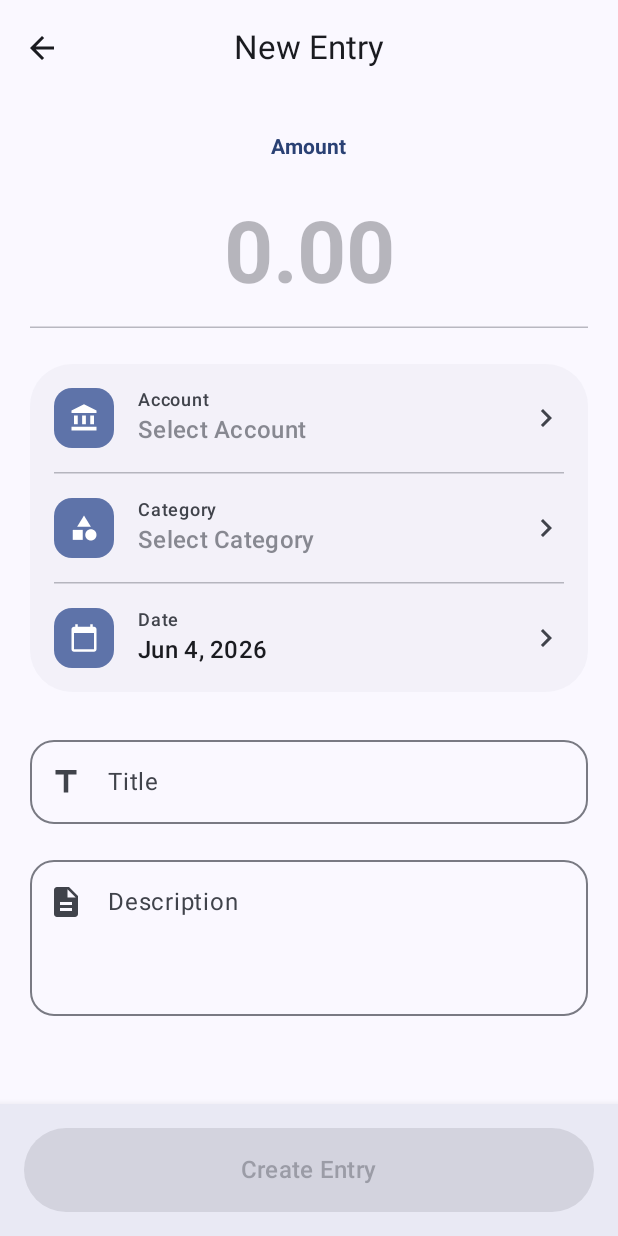
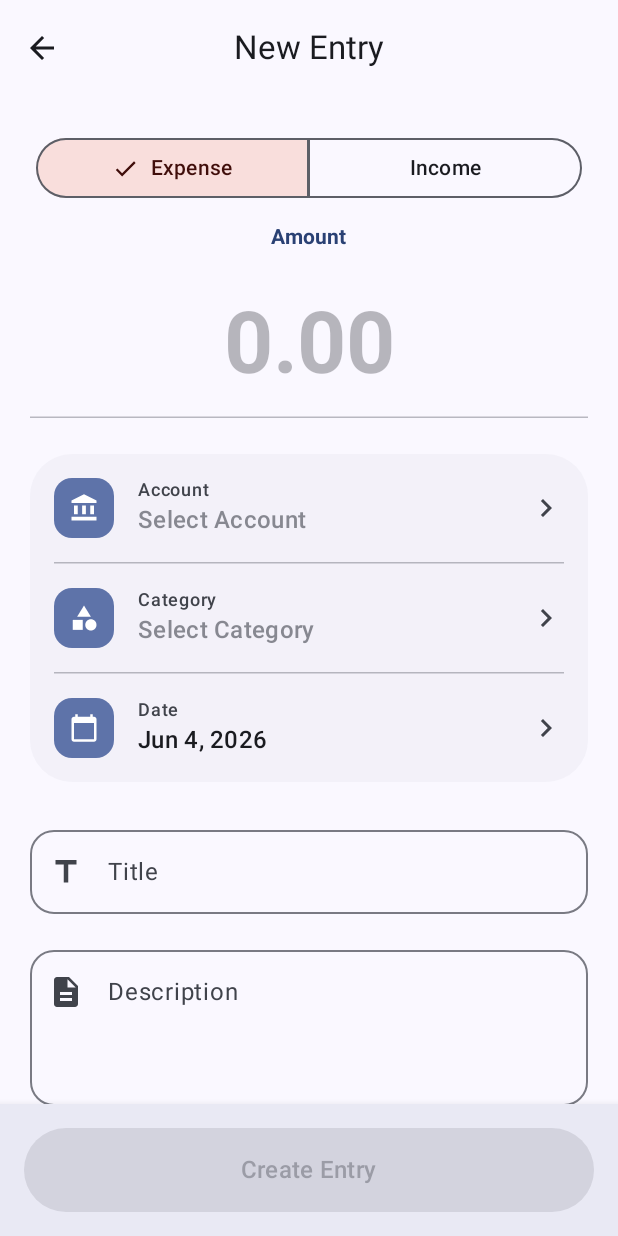
Before and after one commit to crqch/sunder, an Android app built with Jetpack Compose: the composable CreateEntryScreen shown on its own in the app's theme, on a phone screen of 412 x 824 dp. Run offline under Robolectric (Android 15) with nearby library versions, the light colour scheme and no system bars; our stand-ins replace Dagger/Hilt's generated code; 2 statements that could not run were skipped.

Commit message:
feat(android/ui): add expense/income entry type toggle to CreateEntryScreen

```diff
--- a/android-app/app/src/main/java/dev/crqch/sunder/ui/BottomBarNavigation.kt
+++ b/android-app/app/src/main/java/dev/crqch/sunder/ui/BottomBarNavigation.kt
@@ -243,7 +243,6 @@ fun BottomBarNavigation(modifier: Modifier = Modifier) {
             startDestination,
             modifier = Modifier
                 .padding(contentPadding)
-                .padding(6.dp, 0.dp)
                 .consumeWindowInsets(contentPadding),
         )
     }
--- a/android-app/app/src/main/java/dev/crqch/sunder/ui/screens/CreateEntryScreen.kt
+++ b/android-app/app/src/main/java/dev/crqch/sunder/ui/screens/CreateEntryScreen.kt
@@ -127,6 +127,35 @@ fun CreateEntryScreen(
                 horizontalAlignment = Alignment.CenterHorizontally,
                 verticalArrangement = Arrangement.spacedBy(12.dp)
             ) {
+                SingleChoiceSegmentedButtonRow(
+                    modifier = Modifier
+                        .fillMaxWidth()
+                        .padding(horizontal = 4.dp)
+                ) {
+                    SegmentedButton(
+                        selected = entryFormState.isExpense,
+                        onClick = { viewModel.updateForm(entryFormState.copy(isExpense = true)) },
+                        shape = SegmentedButtonDefaults.itemShape(index = 0, count = 2),
+                        colors = SegmentedButtonDefaults.colors(
+                            activeContainerColor = MaterialTheme.colorScheme.errorContainer,
+                            activeContentColor = MaterialTheme.colorScheme.onErrorContainer
+                        )
+                    ) {
+                        Text(stringResource(R.string.expense))
+                    }
+                    SegmentedButton(
+                        selected = !entryFormState.isExpense,
+                        onClick = { viewModel.updateForm(entryFormState.copy(isExpense = false)) },
+                        shape = SegmentedButtonDefaults.itemShape(index = 1, count = 2),
+                        colors = SegmentedButtonDefaults.colors(
+                            activeContainerColor = MaterialTheme.colorScheme.primaryContainer,
+                            activeContentColor = MaterialTheme.colorScheme.onPrimaryContainer
+                        )
+                    ) {
+                        Text(stringResource(R.string.income))
+                    }
+                }
+
                 Text(
                     stringResource(R.string.amount),
                     style = MaterialTheme.typography.titleSmall,
@@ -138,7 +167,8 @@ fun CreateEntryScreen(
                     onValueChange = { viewModel.updateAmount(it) },
                     textStyle = MaterialTheme.typography.displayLarge.copy(
                         textAlign = TextAlign.Center,
-                        fontWeight = FontWeight.Bold
+                        fontWeight = FontWeight.Bold,
+                        color = if (entryFormState.isExpense) MaterialTheme.colorScheme.error else MaterialTheme.colorScheme.primary
                     ),
                     placeholder = {
                         Text(
@@ -159,11 +189,11 @@ fun CreateEntryScreen(
                         focusedContainerColor = Color.Transparent,
                         unfocusedContainerColor = Color.Transparent,
                         disabledContainerColor = Color.Transparent,
-                        focusedIndicatorColor = MaterialTheme.colorScheme.primary,
+                        focusedIndicatorColor = if (entryFormState.isExpense) MaterialTheme.colorScheme.error else MaterialTheme.colorScheme.primary,
                         unfocusedIndicatorColor = MaterialTheme.colorScheme.outlineVariant.copy(
                             alpha = 0.5f
                         ),
-                        cursorColor = MaterialTheme.colorScheme.primary
+                        cursorColor = if (entryFormState.isExpense) MaterialTheme.colorScheme.error else MaterialTheme.colorScheme.primary
                     ),
                     singleLine = true
                 )
--- a/android-app/app/src/main/java/dev/crqch/sunder/ui/screens/EntriesViewModel.kt
+++ b/android-app/app/src/main/java/dev/crqch/sunder/ui/screens/EntriesViewModel.kt
@@ -35,6 +35,7 @@ data class EntryFormState(
     val accountId: String = "",
     val categoryId: String = "",
     val description: String = "",
+    val isExpense: Boolean = true,
 ) {
     fun isFilled(): Boolean {
         if (title.isBlank()) return false
@@ -121,10 +122,12 @@ class EntriesViewModel @Inject constructor(
 
     fun createEntry(entryFormState: EntryFormState, onComplete: () -> Unit) {
         viewModelScope.launch {
+            val finalAmount =
+                if (entryFormState.isExpense) -entryFormState.amount else entryFormState.amount
             entryRepository.createEntry(
                 entryFormState.title,
                 entryFormState.description,
-                entryFormState.amount,
+                finalAmount,
                 entryFormState.accountId,
                 entryFormState.categoryId,
                 entryFormState.date
--- a/android-app/app/src/main/res/values/strings.xml
+++ b/android-app/app/src/main/res/values/strings.xml
@@ -43,4 +43,6 @@
     <string name="account_name">Account Name</string>
     <string name="create_first_account">Create your first account to get started</string>
     <string name="no_accounts">No accounts yet</string>
+    <string name="expense">Expense</string>
+    <string name="income">Income</string>
 </resources>
```
Also changed, not shown: 1 other file.
